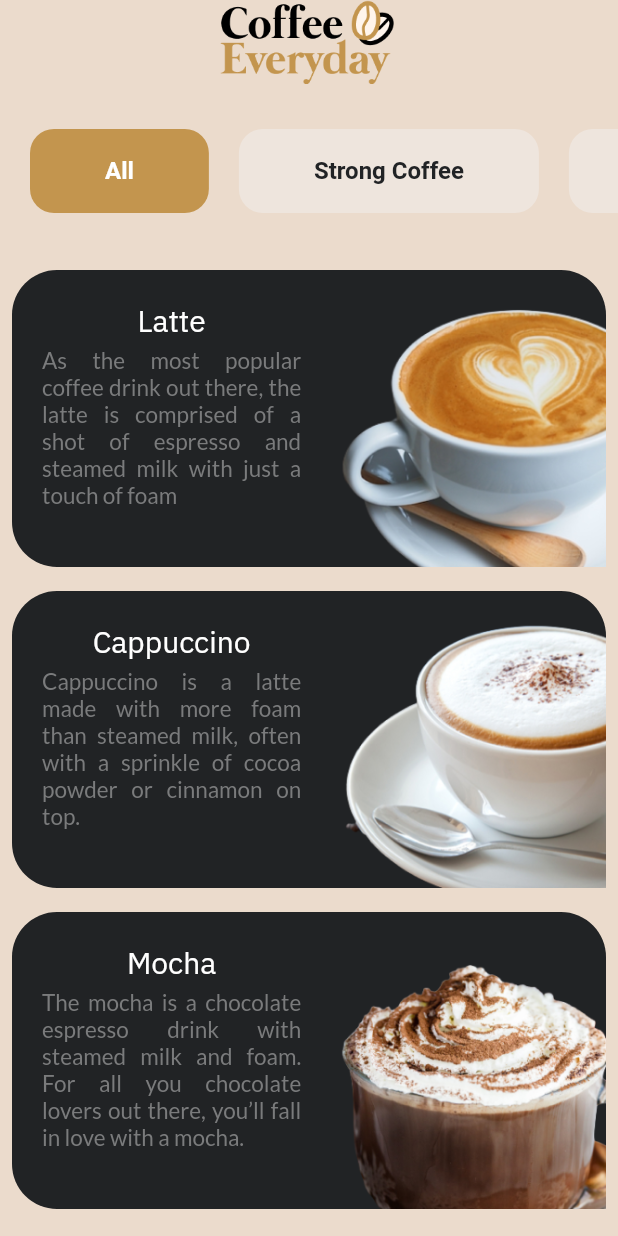
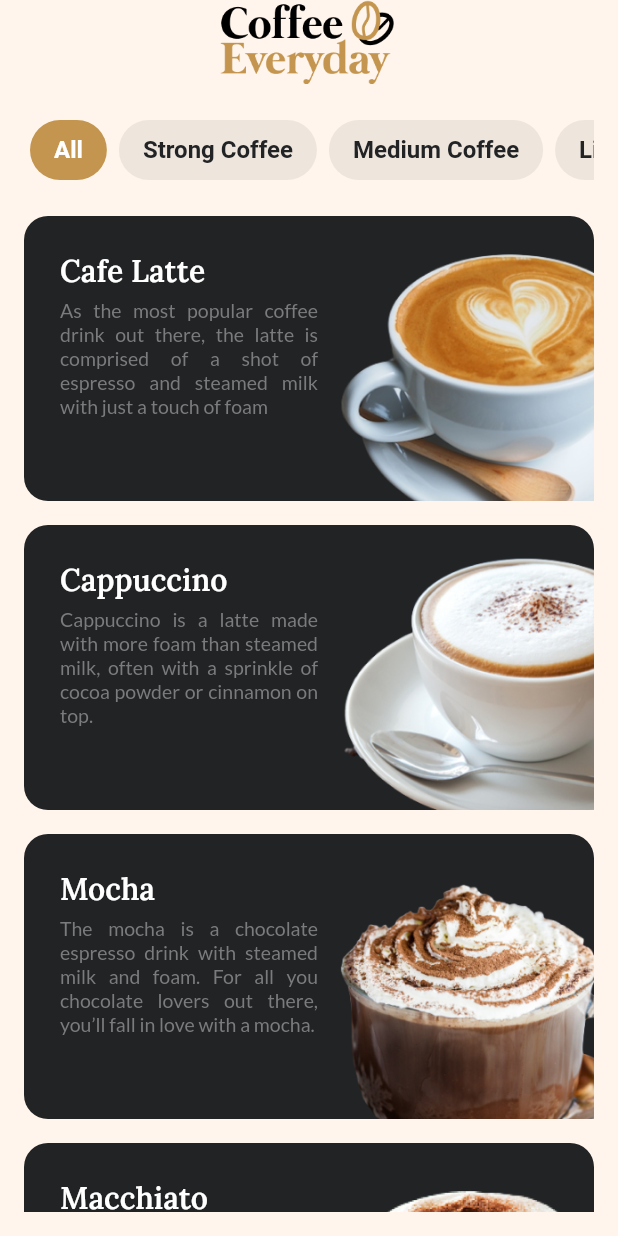
Before and after one commit to bloodedge19/coffeeDay, a Flutter app: the screen it shows after launch, on a phone screen of 412 x 824 dp. Run offline on Flutter 3.47's test engine with Material 2 defaults, Android fonts, the phone set to English and light mode, and no system bars; our stand-ins replace google_fonts.

Commit message:
Update homepage mirip ui

```diff
--- a/lib/main.dart
+++ b/lib/main.dart
@@ -14,8 +14,8 @@ class MyApp extends StatelessWidget {
     return MaterialApp(
       title: 'Coffee Day',
       theme: ThemeData(
-        appBarTheme: AppBarTheme(color: Color(0xffEBDBCC),elevation: 0),
-        scaffoldBackgroundColor: Color(0xffEBDBCC),
+        appBarTheme: AppBarTheme(color: Color(0xffFFF5EC),elevation: 0),
+        scaffoldBackgroundColor: Color(0xffFFF5EC),
         visualDensity: VisualDensity.adaptivePlatformDensity
       ),
       home: HomeScreen(),
--- a/lib/models/Coffee.dart
+++ b/lib/models/Coffee.dart
@@ -20,7 +20,7 @@ class Coffee {
 List<Coffee> coffeeList = [
   Coffee(
     id: 0,
-    name: "Latte",
+    name: "Cafe Latte",
     category: "Light",
     ingredients: ["Espresso 45ml", "Milk 300ml"],
     description: "As the most popular coffee drink out there, the latte is comprised of a shot of espresso and steamed milk with just a touch of foam",
--- a/lib/screens/home/components/CoffeeCard.dart
+++ b/lib/screens/home/components/CoffeeCard.dart
@@ -13,21 +13,26 @@ class Coffeecard extends StatelessWidget {
       child: Container(
         decoration: BoxDecoration(
           color: Color(0xff212325),
-          borderRadius: BorderRadius.circular(30),
+          borderRadius: BorderRadius.circular(16),
         ),
         child: Row(
           children: <Widget>[
             Expanded(child: Padding(
-              padding: EdgeInsets.all(20),
+              padding: EdgeInsets.fromLTRB(24,24,8,24),
               child: Column(children: <Widget>[
-                Text(
-                  coffeeList_.name,
-                  style: GoogleFonts.ibmPlexSans(textStyle: TextStyle(
-                      color: Color(0xffFFFFFF),
-                      fontSize: 20)
+                Align(
+                  alignment: Alignment.centerLeft,
+                  child: Text(
+                    coffeeList_.name,
+                    textAlign: TextAlign.left,
+                    style: GoogleFonts.lora(textStyle: TextStyle(
+                        color: Color(0xffFFFFFF),
+                        fontWeight: FontWeight.w600,
+                        fontSize: 20)
+                    ),
+                    maxLines: 1,
+                    overflow: TextOverflow.ellipsis,
                   ),
-                  maxLines: 1,
-                  overflow: TextOverflow.ellipsis,
                 ),
                 SizedBox(height: 5),
                 Text(
@@ -35,7 +40,7 @@ class Coffeecard extends StatelessWidget {
                   textAlign: TextAlign.justify,
                   style: GoogleFonts.lato(textStyle: TextStyle(
                       color: Color(0xff7A7B7C),
-                      fontSize: 15)
+                      fontSize: 13)
                   ),
                   maxLines: 8,
                   overflow: TextOverflow.ellipsis,
--- a/lib/screens/home/components/body.dart
+++ b/lib/screens/home/components/body.dart
@@ -8,10 +8,13 @@ class Body extends StatelessWidget {
   Widget build(BuildContext context) {
     return Column(
       children: <Widget>[
-        Categories(),
+        Padding(
+          padding: const EdgeInsets.symmetric(horizontal: 16.0),
+          child: Categories(),
+        ),
         Expanded(child:
         Padding(
-          padding: EdgeInsets.all(8.0),
+          padding: EdgeInsets.fromLTRB(16,0,16,16),
           child: GridView.builder(
             itemCount: coffeeList.length,
             gridDelegate: SliverGridDelegateWithFixedCrossAxisCount(
--- a/lib/screens/home/components/category.dart
+++ b/lib/screens/home/components/category.dart
@@ -12,9 +12,9 @@ class _CategoriesState extends State<Categories> {
   @override
   Widget build(BuildContext context) {
     return Padding(
-      padding: EdgeInsets.symmetric(vertical: 30),
+      padding: EdgeInsets.symmetric(vertical: 24),
       child: SizedBox(
-        height: kToolbarHeight,
+        height: kToolbarHeight-16,
         child: ListView.builder(
           scrollDirection: Axis.horizontal,
           itemCount: categories.length,
@@ -33,18 +33,18 @@ class _CategoriesState extends State<Categories> {
       },
       child: Container(
         alignment: Alignment.center,
-        margin: EdgeInsets.only(left: 20.0),
-        padding: EdgeInsets.symmetric(horizontal: 50.0, vertical: 10.0),
+        margin: EdgeInsets.symmetric(horizontal: 4.0),
+        padding: EdgeInsets.symmetric(horizontal: 16.0, vertical: 0.0),
         decoration: BoxDecoration(
-          borderRadius: BorderRadius.circular(16),
+          borderRadius: BorderRadius.circular(32),
           color:
           selected == index? Color(0xffC3954E): Color(0xffEEE5DD),
         ),
         child: Text(
           categories[index],
           style:
-          selected == index?TextStyle(fontWeight: FontWeight.bold, color: Color(0xffFFFFFF), fontSize: 16):
-          TextStyle(fontWeight: FontWeight.bold, color: Color(0xff212325), fontSize: 16),
+          selected == index?TextStyle(fontWeight: FontWeight.w600, color: Color(0xffFFFFFF), fontSize: 16):
+          TextStyle(fontWeight: FontWeight.w600, color: Color(0xff212325), fontSize: 16),
         ),
       ),
     );
```
Also changed, not shown: 5 other files.
